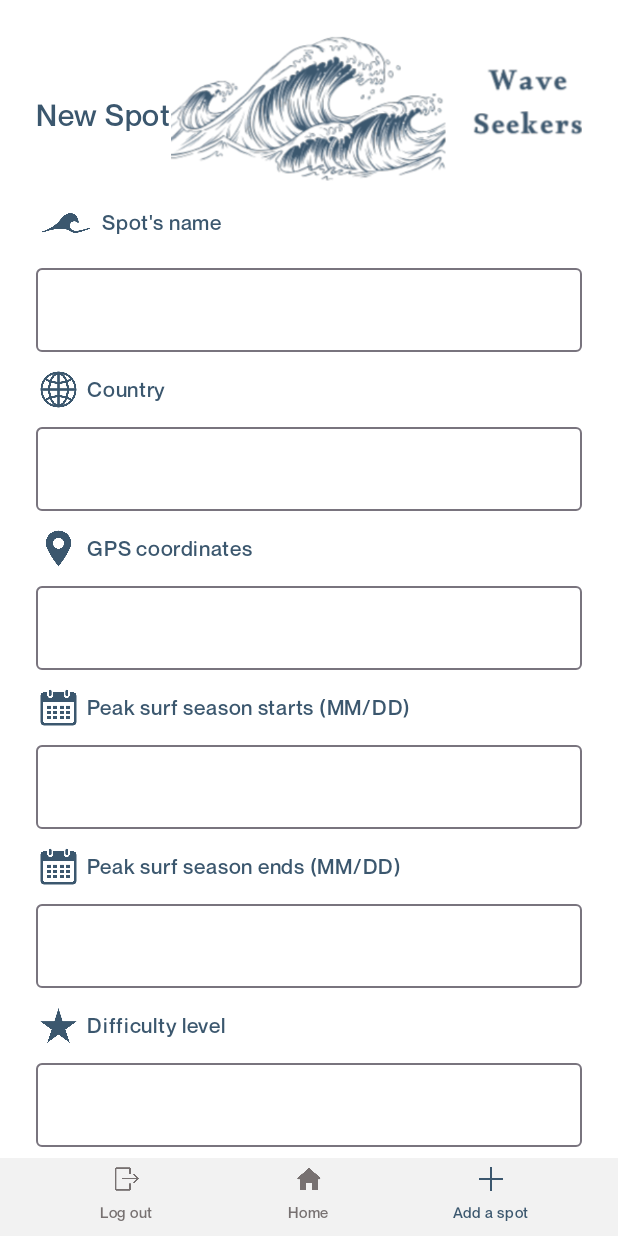
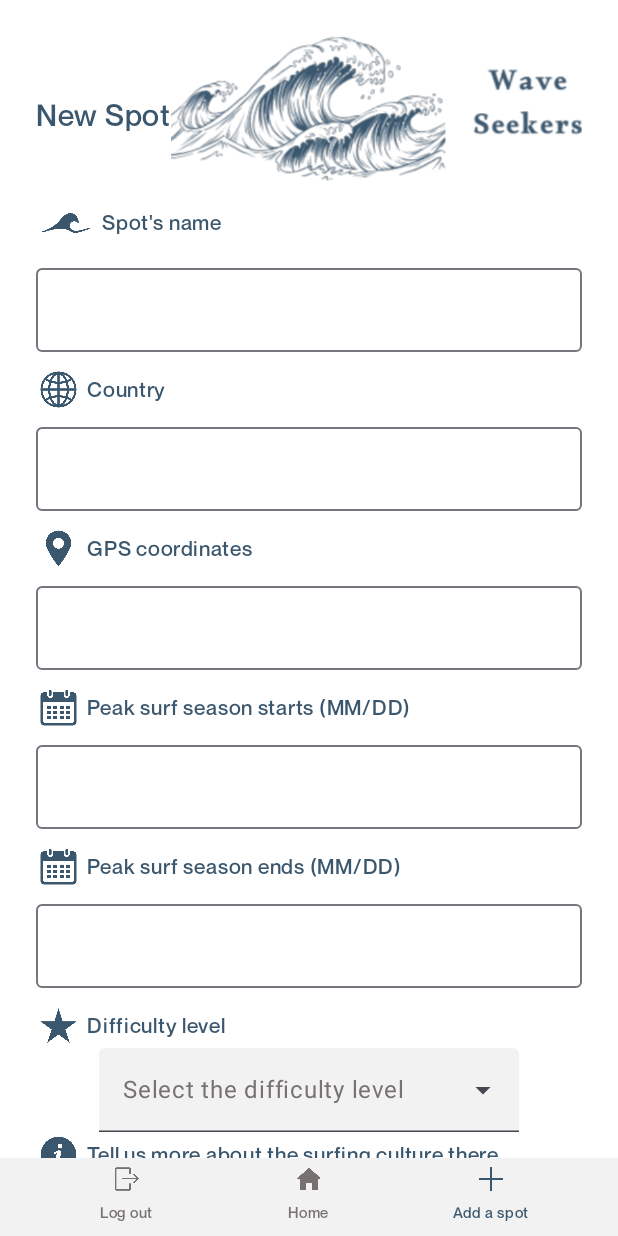
Before and after one commit to Carine09/Wave_Seekers_Front, an Android app built with Jetpack Compose: the NewSpotActivity screen opened directly, with no data from a screen before it, on a phone screen of 412 x 824 dp. Run offline under Robolectric (Android 15) with nearby library versions, the phone set to English and light mode, and no system bars.

Commit message:
Update : createSpot page : Added DropDown Difficulty menu

```diff
--- a/app/src/main/java/com/example/waveseekersfront/NewSpotActivity.kt
+++ b/app/src/main/java/com/example/waveseekersfront/NewSpotActivity.kt
@@ -1,4 +1,5 @@
 package com.example.waveseekersfront
+
 
 import android.content.Intent
 import android.os.Bundle
@@ -10,22 +11,24 @@ import androidx.compose.foundation.background
 import androidx.compose.foundation.clickable
 import androidx.compose.foundation.layout.Arrangement
 import androidx.compose.foundation.layout.Column
-import androidx.compose.foundation.layout.IntrinsicSize
 import androidx.compose.foundation.layout.Row
 import androidx.compose.foundation.layout.fillMaxSize
 import androidx.compose.foundation.layout.fillMaxWidth
 import androidx.compose.foundation.layout.height
 import androidx.compose.foundation.layout.padding
-import androidx.compose.foundation.layout.size
-import androidx.compose.foundation.layout.width
 import androidx.compose.foundation.rememberScrollState
 import androidx.compose.foundation.shape.RoundedCornerShape
 import androidx.compose.foundation.verticalScroll
 import androidx.compose.material3.Button
+import androidx.compose.material3.DropdownMenuItem
+import androidx.compose.material3.ExperimentalMaterial3Api
+import androidx.compose.material3.ExposedDropdownMenuBox
+import androidx.compose.material3.ExposedDropdownMenuDefaults
 import androidx.compose.material3.MaterialTheme
 import androidx.compose.material3.OutlinedTextField
 import androidx.compose.material3.Scaffold
 import androidx.compose.material3.Text
+import androidx.compose.material3.TextField
 import androidx.compose.runtime.Composable
 import androidx.compose.runtime.getValue
 import androidx.compose.runtime.mutableStateOf
@@ -33,6 +36,7 @@ import androidx.compose.runtime.remember
 import androidx.compose.runtime.setValue
 import androidx.compose.ui.Alignment
 import androidx.compose.ui.Modifier
+import androidx.compose.ui.graphics.Color
 import androidx.compose.ui.platform.LocalContext
 import androidx.compose.ui.res.painterResource
 import androidx.compose.ui.tooling.preview.Preview
@@ -79,6 +83,59 @@ fun AddSpotHeaderSection(modifier: Modifier = Modifier) {
     }
 }
 
+@OptIn(ExperimentalMaterial3Api::class)
+@Composable
+fun DifficultyMenuDropDown() {
+    val list = listOf("Select the difficulty level","1 - Beginner - Gentle waves, safe conditions, perfect for learning", "2 - Novice - Small to medium waves, mostly forgiving breaks", "3 - Intermediate - Consistent waves, requires solid skills", "4 -  Advanced - Powerful waves, extensive experience needed", "5 - Expert Only - Massive dangerous waves, serious consequences")
+    var isExpanded by remember { mutableStateOf(false) }
+    var selectedText by remember { mutableStateOf(list[0]) }
+// We want to react on tap/press on TextField to show menu
+    Column (
+        modifier = Modifier
+            .fillMaxWidth()
+            .padding(horizontal = 8.dp),
+        horizontalAlignment = Alignment.CenterHorizontally,
+    ){
+        ExposedDropdownMenuBox(
+            expanded = isExpanded,
+            onExpandedChange = { isExpanded = !isExpanded}
+        ) {
+            TextField(
+                modifier = Modifier.menuAnchor(),
+                value = selectedText,
+                onValueChange = {},
+                readOnly = true,
+                colors = ExposedDropdownMenuDefaults.textFieldColors(
+                    focusedContainerColor = MaterialTheme.colorScheme.onPrimary,
+                    unfocusedContainerColor = MaterialTheme.colorScheme.onSecondary,
+                    focusedTextColor = MaterialTheme.colorScheme.onSecondary,
+                    unfocusedTextColor = MaterialTheme.colorScheme.onPrimary
+                ),
+                trailingIcon = { ExposedDropdownMenuDefaults.TrailingIcon(expanded = isExpanded) }
+            )
+            ExposedDropdownMenu(
+                modifier = Modifier
+                    .background(MaterialTheme.colorScheme.onSecondary),
+
+                expanded = isExpanded,
+                onDismissRequest = { isExpanded = false }
+            ) {
+                list.forEachIndexed { index, text ->
+                    DropdownMenuItem(
+                        text = { Text(text = text) },
+                        onClick = {
+                            selectedText = list[index]
+                            isExpanded = false
+                        },
+                        contentPadding = ExposedDropdownMenuDefaults.ItemContentPadding
+                    )
+                }
+            }
+        }
+
+        }
+    }
+
 @Composable
 fun AddSpotContent() {
     var spotName by remember { mutableStateOf("") }
@@ -120,7 +177,6 @@ fun AddSpotContent() {
                     //padding bottom (pour remplacer le top du texte qui ne fonctonne pas)
 
             )
-
 
         Row (verticalAlignment = Alignment.CenterVertically) {
             Image(
@@ -233,14 +289,9 @@ fun AddSpotContent() {
                     .padding(start = 4.dp)
             )
         }
-        OutlinedTextField(
-            value = waveDifficulty,
-            onValueChange = { waveDifficulty = it },
-            singleLine = true,
-            modifier = Modifier
-                .fillMaxWidth()
-                .padding(top = 10.dp, bottom = 10.dp)
-        )
+        DifficultyMenuDropDown()
+
+
 
         Row (verticalAlignment = Alignment.CenterVertically) {
             Image(
```
